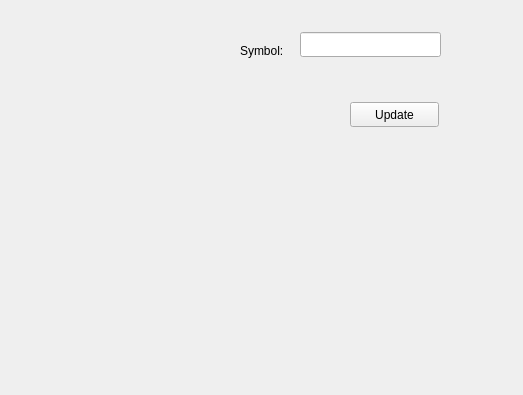
Qt form genshop/application/symbol_update.ui (PavelPetukhov/genshop) before a commit; both pictures show x 0 to 523 and y 98 to 493 of the 711 by 493 pixel window.
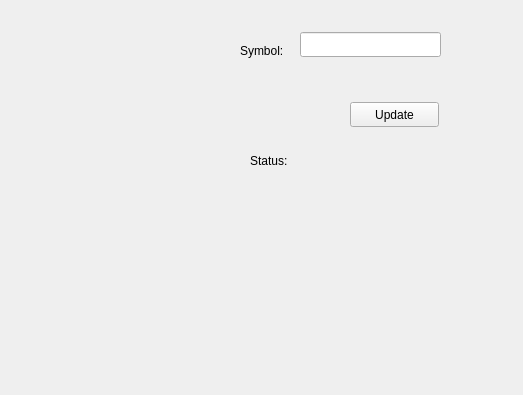
The same form after that commit.

Commit message: added code with progress label

What changed in the file:
```diff
--- a/genshop/application/symbol_update.ui
+++ b/genshop/application/symbol_update.ui
@@ -67,6 +67,32 @@
     <string>Update</string>
    </property>
   </widget>
+  <widget class="QLabel" name="StatusText">
+   <property name="geometry">
+    <rect>
+     <x>300</x>
+     <y>250</y>
+     <width>331</width>
+     <height>17</height>
+    </rect>
+   </property>
+   <property name="text">
+    <string/>
+   </property>
+  </widget>
+  <widget class="QLabel" name="StatusLabel">
+   <property name="geometry">
+    <rect>
+     <x>250</x>
+     <y>250</y>
+     <width>67</width>
+     <height>17</height>
+    </rect>
+   </property>
+   <property name="text">
+    <string>Status:</string>
+   </property>
+  </widget>
  </widget>
  <resources/>
  <connections/>
```
The commit also changes 2 other files.
